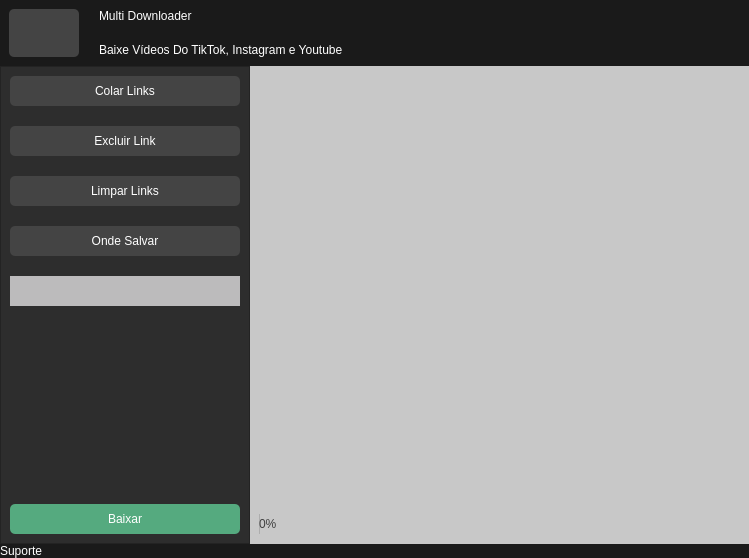
Before: the Qt Designer form main.ui in igorxavier/DownloaderTinTube, drawn with Qt 5.
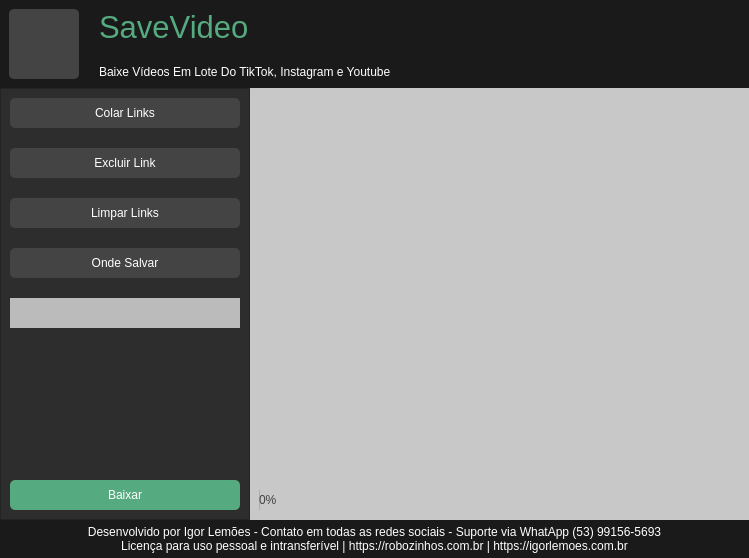
After: the same form once the commit is applied. Icons and pictures are not drawn.

Patch:
```diff
--- a/main.ui
+++ b/main.ui
@@ -309,15 +309,23 @@
            <layout class="QVBoxLayout" name="verticalLayout_3">
             <item>
              <widget class="QLabel" name="lbl_titulo">
+              <property name="font">
+               <font>
+                <pointsize>23</pointsize>
+               </font>
+              </property>
+              <property name="styleSheet">
+               <string notr="true">color: rgb(85, 170, 127);</string>
+              </property>
               <property name="text">
-               <string>Multi Downloader</string>
+               <string>SaveVideo</string>
               </property>
              </widget>
             </item>
             <item>
              <widget class="QLabel" name="lbl_desc">
               <property name="text">
-               <string>Baixe Vídeos Do TikTok, Instagram e Youtube</string>
+               <string>Baixe Vídeos Em Lote Do TikTok, Instagram e Youtube</string>
               </property>
              </widget>
             </item>
@@ -1061,10 +1069,29 @@
          <property name="spacing">
           <number>0</number>
          </property>
+         <property name="topMargin">
+          <number>5</number>
+         </property>
+         <property name="bottomMargin">
+          <number>5</number>
+         </property>
          <item>
           <widget class="QLabel" name="lbl_rodape">
            <property name="text">
-            <string>Suporte</string>
+            <string>Desenvolvido por Igor Lemões - Contato em todas as redes sociais - Suporte via WhatApp (53) 99156-5693</string>
+           </property>
+           <property name="alignment">
+            <set>Qt::AlignCenter</set>
+           </property>
+          </widget>
+         </item>
+         <item>
+          <widget class="QLabel" name="label">
+           <property name="text">
+            <string>Licença para uso pessoal e intransferível | https://robozinhos.com.br | https://igorlemoes.com.br</string>
+           </property>
+           <property name="alignment">
+            <set>Qt::AlignCenter</set>
            </property>
           </widget>
          </item>
```
Left out of the diff: 6 changed lines with no effect on the pictures.
